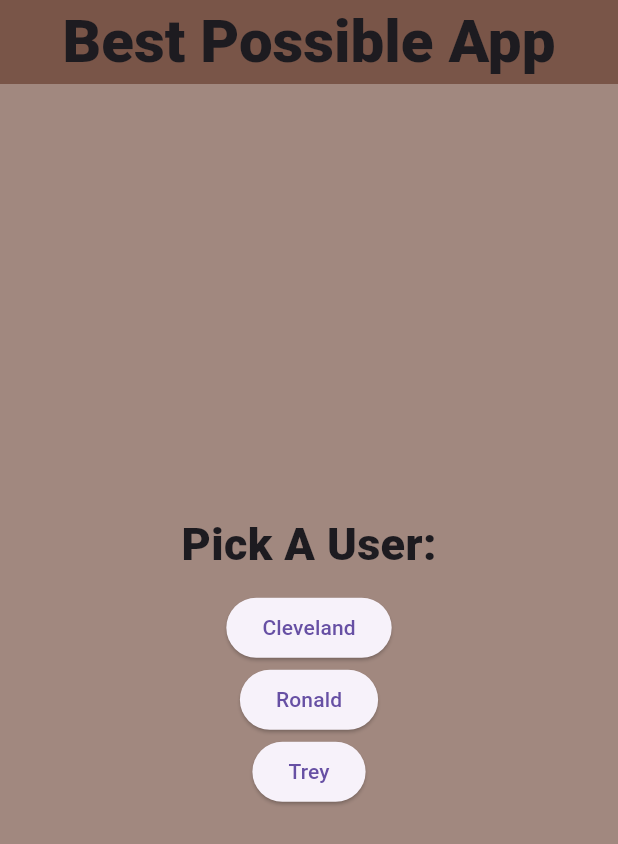
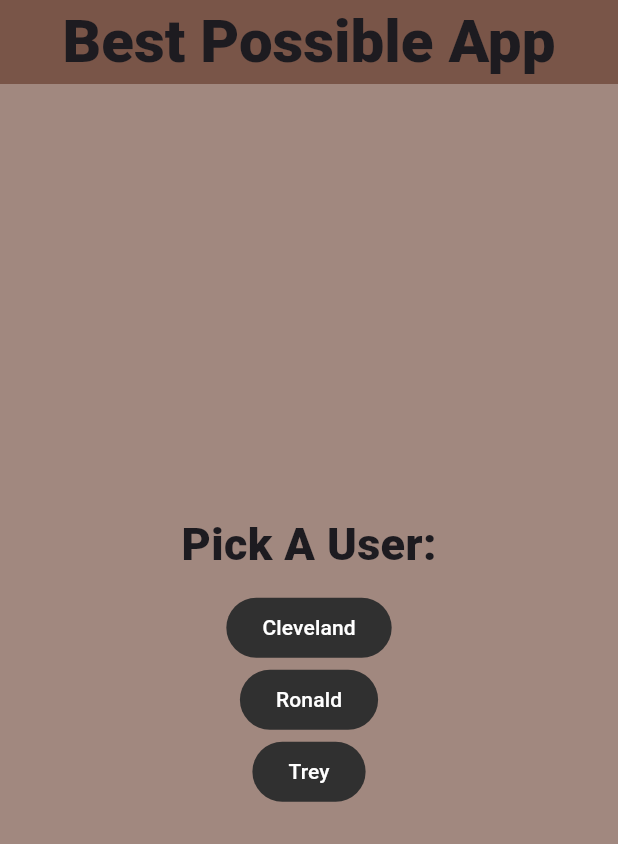
Before and after one commit to Clevelandm1/day7, a Flutter app: the screen it shows after launch, on a phone screen of 412 x 824 dp. Shown: the top 844 px of the screen. Run offline on Flutter 3.47's test engine with Material 3 defaults, Android fonts, the phone set to English and light mode, and no system bars.

Commit message:
Change Button Color on main

```diff
--- a/lib/main.dart
+++ b/lib/main.dart
@@ -33,7 +33,9 @@ class HomeScreen extends StatelessWidget {
                 style: TextStyle(fontSize: 30, fontWeight: FontWeight.w900),
               ),
             ),
-            ElevatedButton(
+            FilledButton(
+                style:
+                    FilledButton.styleFrom(backgroundColor: Colors.grey[850]),
                 onPressed: () {
                   Navigator.push(
                       context,
@@ -41,13 +43,17 @@ class HomeScreen extends StatelessWidget {
                           builder: (context) => const Cleveland()));
                 },
                 child: Text("Cleveland")),
-            ElevatedButton(
+            FilledButton(
+                style:
+                    FilledButton.styleFrom(backgroundColor: Colors.grey[850]),
                 onPressed: () {
                   Navigator.push(context,
                       MaterialPageRoute(builder: (context) => const Ronald()));
                 },
                 child: Text("Ronald")),
-            ElevatedButton(
+            FilledButton(
+                style:
+                    FilledButton.styleFrom(backgroundColor: Colors.grey[850]),
                 onPressed: () {
                   Navigator.push(context,
                       MaterialPageRoute(builder: (context) => const Trey()));
```
